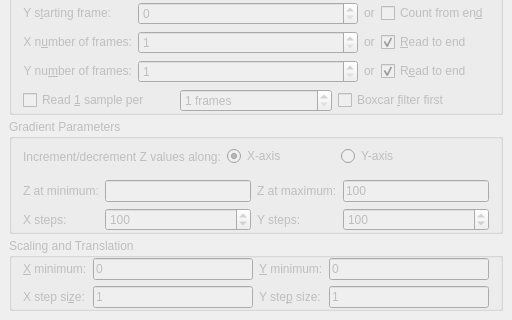
This is src/libkstapp/matrixtab.ui in Kst-plot/kst as Qt 5 draws it before an edit; both pictures show x 0 to 512 and y 324 to 644 of the 512 by 644 pixel window. The edited form follows.
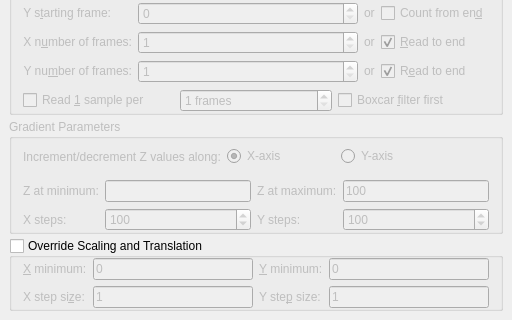
This is the edited form. Custom widgets are drawn as their Qt base class.

```diff
--- a/src/libkstapp/matrixtab.ui
+++ b/src/libkstapp/matrixtab.ui
@@ -28,11 +28,14 @@
    </property>
    <item row="4" column="0">
     <widget class="QGroupBox" name="_scalingGroup">
-     <property name="enabled">
-      <bool>false</bool>
-     </property>
      <property name="title">
-      <string>Scaling and Translation</string>
+      <string>Override Scaling and Translation</string>
+     </property>
+     <property name="checkable">
+      <bool>true</bool>
+     </property>
+     <property name="checked">
+      <bool>false</bool>
      </property>
      <layout class="QGridLayout">
       <property name="topMargin">
```
